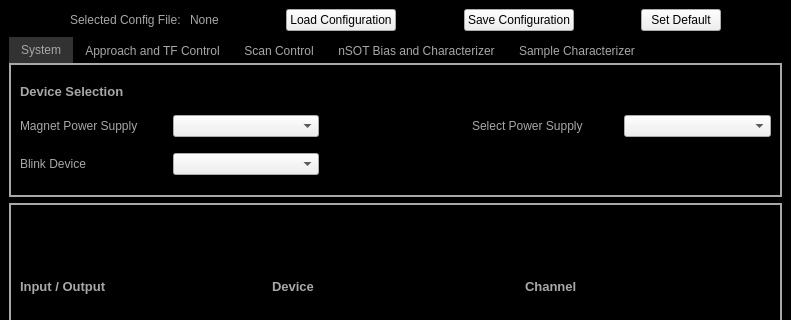
The window that Scanner GUI/DeviceSelect/DeviceSelect.ui (afylab/nanoSQUID-Scanning-Software) describes before a commit, drawn with Qt 5; both pictures show x 0 to 791 and y 0 to 320 of the 791 by 660 pixel window.
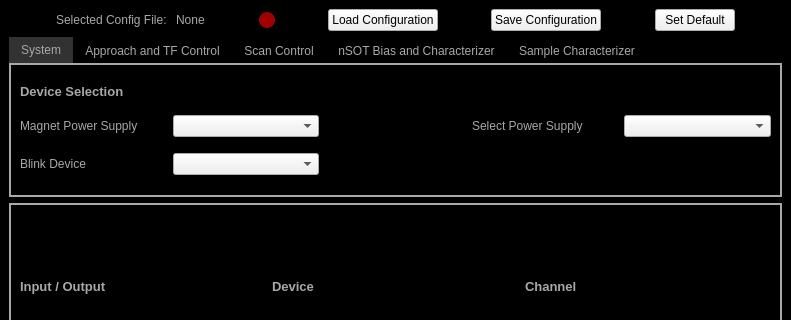
The same window after the commit. Icons and pictures are not drawn.

Diff of the .ui file:
```diff
--- a/Scanner GUI/DeviceSelect/DeviceSelect.ui
+++ b/Scanner GUI/DeviceSelect/DeviceSelect.ui
@@ -96,6 +96,53 @@
         </property>
        </spacer>
       </item>
+      <item>
+       <widget class="QPushButton" name="pushButton_configStatus">
+        <property name="sizePolicy">
+         <sizepolicy hsizetype="Fixed" vsizetype="Fixed">
+          <horstretch>0</horstretch>
+          <verstretch>0</verstretch>
+         </sizepolicy>
+        </property>
+        <property name="minimumSize">
+         <size>
+          <width>16</width>
+          <height>16</height>
+         </size>
+        </property>
+        <property name="maximumSize">
+         <size>
+          <width>16</width>
+          <height>16</height>
+         </size>
+        </property>
+        <property name="toolTip">
+         <string>&lt;html&gt;&lt;head/&gt;&lt;body&gt;&lt;p&gt;If red, then the current configuration has not been loaded into the software. Make sure you save and load the configuration for it to take effect. &lt;/p&gt;&lt;/body&gt;&lt;/html&gt;</string>
+        </property>
+        <property name="styleSheet">
+         <string notr="true">#pushButton_configStatus{
+background: rgb(161, 0, 0);
+ border-radius: 8px;
+}</string>
+        </property>
+        <property name="text">
+         <string/>
+        </property>
+       </widget>
+      </item>
+      <item>
+       <spacer name="horizontalSpacer_16">
+        <property name="orientation">
+         <enum>Qt::Horizontal</enum>
+        </property>
+        <property name="sizeHint" stdset="0">
+         <size>
+          <width>40</width>
+          <height>20</height>
+         </size>
+        </property>
+       </spacer>
+      </item>
       <item>
        <widget class="QPushButton" name="push_loadConfig">
         <property name="toolTip">
```
Left out of the diff: 20 changed lines with no effect on the pictures.
